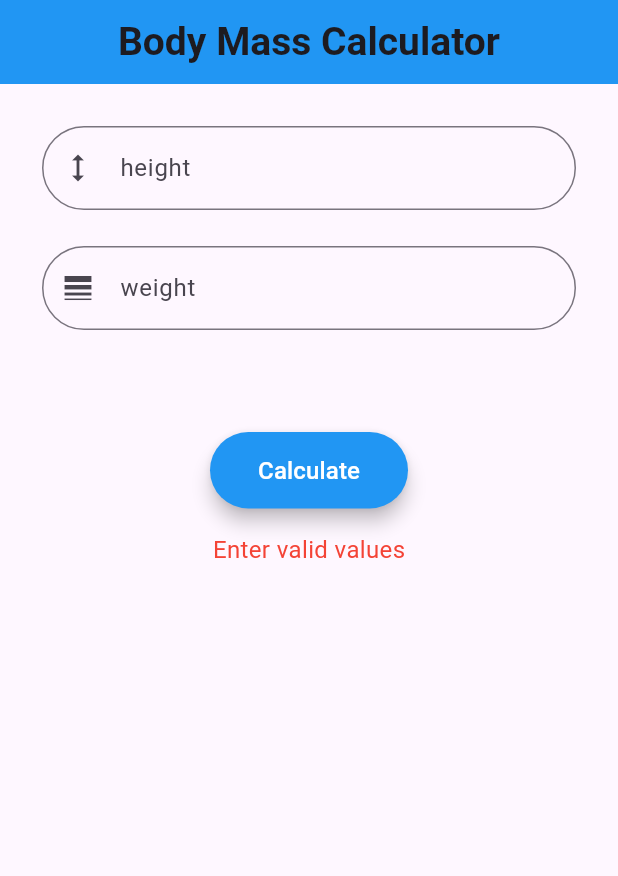
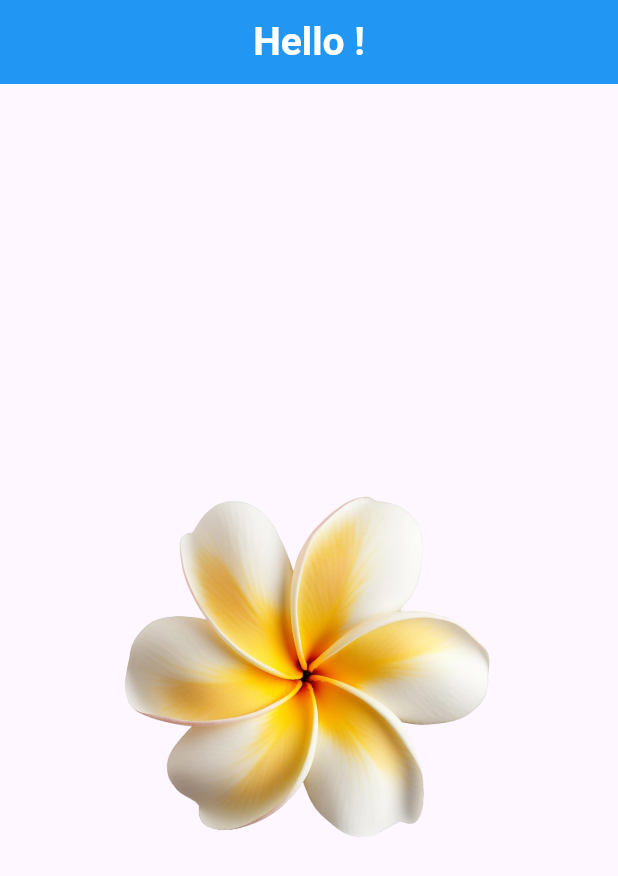
Before and after one commit to fatma-gelil/Register-Login, a Flutter app: the first screen one second after launch, on a phone screen of 412 x 824 dp. Shown: the top 876 px of the screen. Run offline on Flutter 3.47's test engine with Material 3 defaults, Android fonts, the phone set to English and light mode, and no system bars.

Commit message:
added splash screen & info screen

```diff
--- a/lib/my_app.dart
+++ b/lib/my_app.dart
@@ -1,7 +1,9 @@
 import 'package:flutter/material.dart';
+//import 'package:task3/src/feature/home/screens/info.dart';
+import 'package:task3/src/feature/home/screens/splash_screen.dart';
 // import 'package:task3/src/feature/home/screens/home.dart';
 //import 'package:task3/src/feature/home/screens/login.dart';
-import 'package:task3/src/feature/home/screens/mass.dart';
+//import 'package:task3/src/feature/home/screens/mass.dart';
 
 class MyApp extends StatelessWidget {
   const MyApp({super.key});
@@ -10,7 +12,9 @@ class MyApp extends StatelessWidget {
   Widget build(BuildContext context) {
     return const MaterialApp(
     debugShowCheckedModeBanner: false,
-    home: MassScreen()
+    home: Splash()
+    //InfoScreen()
+    //MassScreen()
     //LoginScreen(),
   );
   }
--- a/lib/src/feature/home/model/register_model.dart
+++ b/lib/src/feature/home/model/register_model.dart
@@ -1,20 +1,21 @@
 import 'package:flutter/material.dart';
 
 class RegisterModel {
+  final TextEditingController controller;
+  final String? Function(String?)? validator;
   final String label;
   final String hint;
-  final IconData? prefix;
-  final TextEditingController controller;
-  final String? Function(String?)? validator;
+  final IconData prefix;
+  final bool obscureText;
   final TextInputType keyboardType;
-  final bool obscureText;
 
-  RegisterModel(
-      {required this.label,
-      required this.hint,
-      required this.prefix,
-      required this.controller,
-      required this.validator,
-      required this.keyboardType,
-      required this.obscureText});
+  RegisterModel({
+    required this.controller,
+    required this.validator,
+    required this.label,
+    required this.hint,
+    required this.prefix,
+    this.obscureText = false,
+    this.keyboardType = TextInputType.text,
+  });
 }
--- /dev/null
+++ b/lib/src/feature/home/screens/splash_screen.dart
@@ -0,0 +1,46 @@
+import 'package:flutter/material.dart';
+import 'package:task3/src/feature/home/screens/info.dart';
+
+
+class Splash extends StatefulWidget {
+  const Splash({super.key});
+
+  @override
+  State<Splash> createState() => _SplashState();
+}
+
+class _SplashState extends State<Splash> {
+  @override
+  void initState() {
+    super.initState();
+    Future.delayed(const Duration(seconds: 5), () {
+      Navigator.push(
+        // ignore: use_build_context_synchronously
+        context,
+        MaterialPageRoute(builder: (context) => const InfoScreen()),
+      );
+    });
+  }
+
+  @override
+  Widget build(BuildContext context) {
+    return Scaffold(
+      appBar: AppBar(
+        backgroundColor: Colors.blue,
+        centerTitle: true,
+        title: const Text(
+          "Hello !",
+          style: TextStyle(
+            fontSize: 26, fontWeight: FontWeight.bold,color: Colors.white),
+        ),
+      ),
+      body: Center(
+        child: SizedBox(
+          height: 300,
+          width: 300,
+          child: Image.asset('images/logo.png'),
+        ),
+      ),
+    );
+  }
+}
--- a/lib/src/feature/widgets/border_text_field.dart
+++ b/lib/src/feature/widgets/border_text_field.dart
@@ -4,6 +4,6 @@ import 'package:flutter/material.dart';
 InputBorder border({required Color color, required double radius}) {
   return OutlineInputBorder(
     borderRadius: BorderRadius.circular(radius),
-    borderSide: BorderSide(color:color),
+    borderSide: BorderSide(color: color),
   );
 }
--- a/pubspec.yaml
+++ b/pubspec.yaml
@@ -59,9 +59,9 @@ flutter:
   uses-material-design: true
 
   # To add assets to your application, add an assets section, like this:
-  # assets:
-  #   - images/a_dot_burr.jpeg
-  #   - images/a_dot_ham.jpeg
+  assets:
+    - images/logo.png
+    #- images/a_dot_ham.jpeg
 
   # An image asset can refer to one or more resolution-specific "variants", see
   # https://flutter.dev/to/resolution-aware-images
```
Also changed, not shown: lib/src/feature/home/screens/info.dart (added, +172 -0 lines), images/logo.png (added).
